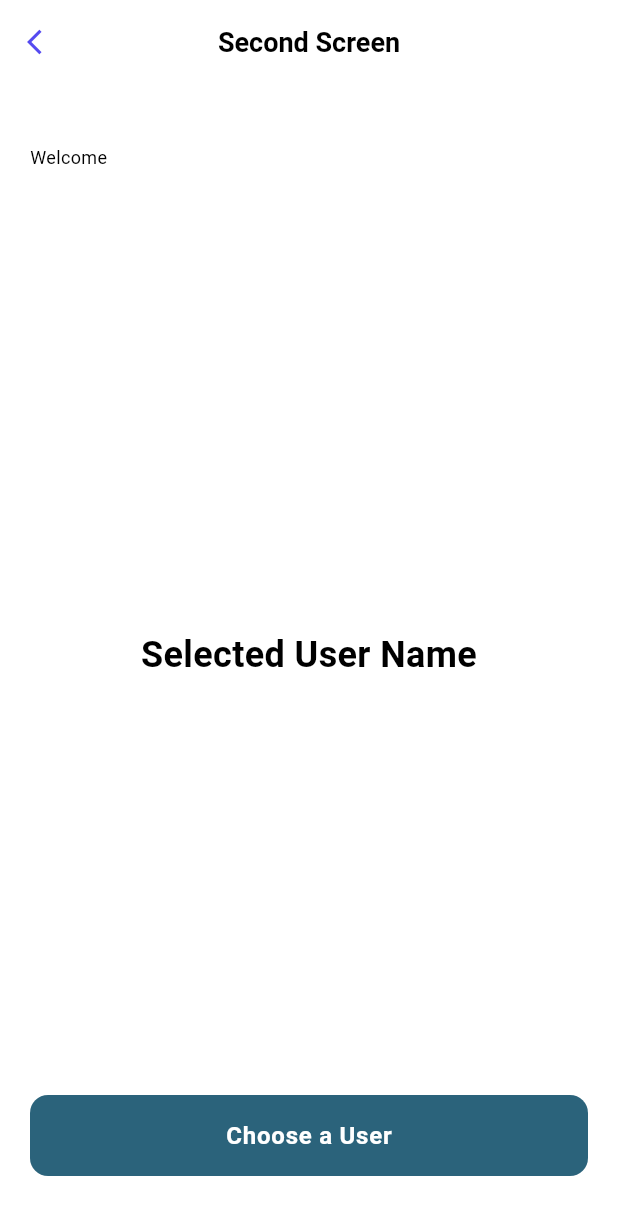
After one commit to syauqiarman/threescr, a Flutter app: the WelcomeView screen opened by its route, on a phone screen of 412 x 824 dp. The commit adds this screen. Shown: the top 1215 px of the screen. Run offline on Flutter 3.47's test engine with Material 3 defaults, Android fonts, the phone set to English and light mode, and no system bars.

Commit message:
[GREEN] implementing welcome page and routing from next button

```diff
--- a/lib/main.dart
+++ b/lib/main.dart
@@ -1,5 +1,6 @@
 import 'package:flutter/material.dart';
 import 'package:threescr/palindrome/views/palindrome_view.dart';
+import 'package:threescr/welcome/views/welcome_view.dart';
 
 void main() {
   runApp(const MyApp());
@@ -16,7 +17,35 @@ class MyApp extends StatelessWidget {
         colorScheme: ColorScheme.fromSeed(seedColor: Colors.indigo),
         useMaterial3: true,
       ),
-      home: const PalindromeView(),
+      initialRoute: '/palindrome',
+      routes: {
+        '/palindrome': (context) => const PalindromeView(),
+        '/welcome': (context) {
+          final args = ModalRoute.of(context)?.settings.arguments as String?;
+          return WelcomeView(userName: args ?? '');
+        },
+        '/users': (context) {
+          final args = ModalRoute.of(context)?.settings.arguments as Function(String)?;
+          return UsersView(onUserSelected: args ?? (String name) {});
+        },
+      },
     );
   }
 }
+
+// Temporary placeholder for UsersView
+class UsersView extends StatelessWidget {
+  final Function(String) onUserSelected;
+
+  const UsersView({super.key, required this.onUserSelected});
+
+  @override
+  Widget build(BuildContext context) {
+    return Scaffold(
+      appBar: AppBar(title: const Text('Users')),
+      body: const Center(
+        child: Text('Users Screen - Will be implemented next'),
+      ),
+    );
+  }
+}
--- a/lib/palindrome/views/palindrome_view.dart
+++ b/lib/palindrome/views/palindrome_view.dart
@@ -47,11 +47,20 @@ class _PalindromeViewState extends State<PalindromeView> {
   }
 
   void _onNextPressed() {
-    ScaffoldMessenger.of(context).showSnackBar(
-      const SnackBar(
-        content: Text("You have pressed the Next button"),
-        duration: Duration(seconds: 2),
-      ),
+    if (_nameController.text.trim().isEmpty) {
+      ScaffoldMessenger.of(context).showSnackBar(
+        const SnackBar(
+          content: Text("Please enter your name first"),
+          duration: Duration(seconds: 2),
+        ),
+      );
+      return;
+    }
+
+    Navigator.pushNamed(
+      context,
+      '/welcome',
+      arguments: _nameController.text.trim(),
     );
   }
 
--- /dev/null
+++ b/lib/welcome/models/welcome_model.dart
@@ -0,0 +1,26 @@
+class WelcomeModel {
+  final String userName;
+  final String selectedUserName;
+
+  const WelcomeModel({
+    required this.userName,
+    required this.selectedUserName,
+  });
+
+  factory WelcomeModel.empty() {
+    return const WelcomeModel(
+      userName: '',
+      selectedUserName: 'Selected User Name',
+    );
+  }
+
+  WelcomeModel copyWith({
+    String? userName,
+    String? selectedUserName,
+  }) {
+    return WelcomeModel(
+      userName: userName ?? this.userName,
+      selectedUserName: selectedUserName ?? this.selectedUserName,
+    );
+  }
+}
--- /dev/null
+++ b/lib/welcome/viewmodels/welcome_viewmodel.dart
@@ -0,0 +1,33 @@
+import 'package:flutter/foundation.dart';
+import '../models/welcome_model.dart';
+
+class WelcomeViewModel extends ChangeNotifier {
+  WelcomeModel _model = WelcomeModel.empty();
+
+  // Getters
+  String get userName => _model.userName;
+  String get selectedUserName => _model.selectedUserName;
+
+  // Update methods
+  void updateUserName(String userName) {
+    _model = _model.copyWith(userName: userName);
+    notifyListeners();
+  }
+
+  void updateSelectedUserName(String selectedUserName) {
+    _model = _model.copyWith(selectedUserName: selectedUserName);
+    notifyListeners();
+  }
+
+  // Initialize with name from first screen
+  void initializeWithName(String name) {
+    _model = _model.copyWith(userName: name);
+    notifyListeners();
+  }
+
+  // Reset selected user
+  void resetSelectedUser() {
+    _model = _model.copyWith(selectedUserName: 'Selected User Name');
+    notifyListeners();
+  }
+}
--- /dev/null
+++ b/lib/welcome/views/welcome_view.dart
@@ -0,0 +1,159 @@
+import 'package:flutter/material.dart';
+import '../viewmodels/welcome_viewmodel.dart';
+
+class WelcomeView extends StatefulWidget {
+  final String userName;
+
+  const WelcomeView({
+    super.key,
+    required this.userName,
+  });
+
+  @override
+  State<WelcomeView> createState() => _WelcomeViewState();
+}
+
+class _WelcomeViewState extends State<WelcomeView> {
+  late WelcomeViewModel _viewModel;
+
+  @override
+  void initState() {
+    super.initState();
+    _viewModel = WelcomeViewModel();
+    _viewModel.initializeWithName(widget.userName);
+    _viewModel.addListener(() => setState(() {}));
+  }
+
+  @override
+  void dispose() {
+    _viewModel.dispose();
+    super.dispose();
+  }
+
+  void _onChooseUserPressed() {
+    Navigator.pushNamed(
+      context,
+      '/users',
+      arguments: (String selectedUserName) {
+        _viewModel.updateSelectedUserName(selectedUserName);
+      },
+    );
+  }
+
+  @override
+  Widget build(BuildContext context) {
+    return Scaffold(
+      backgroundColor: Colors.white,
+      appBar: AppBar(
+        backgroundColor: Colors.white,
+        elevation: 0,
+        leading: IconButton(
+          icon: const Icon(
+            Icons.arrow_back_ios,
+            color: Color(0xFF554AF0),
+            size: 20,
+          ),
+          onPressed: () => Navigator.pop(context),
+        ),
+        title: const Text(
+          'Second Screen',
+          style: TextStyle(
+            fontSize: 18,
+            fontWeight: FontWeight.w600,
+            color: Colors.black,
+          ),
+        ),
+        centerTitle: true,
+      ),
+      body: _buildBody(),
+    );
+  }
+
+  Widget _buildBody() {
+    return Padding(
+      padding: const EdgeInsets.symmetric(horizontal: 20.0),
+      child: Column(
+        crossAxisAlignment: CrossAxisAlignment.start,
+        children: [
+          const SizedBox(height: 40),
+          _buildWelcomeSection(),
+          const Spacer(),
+          _buildSelectedUserSection(),
+          const Spacer(),
+          _buildChooseUserButton(),
+          const SizedBox(height: 40),
+        ],
+      ),
+    );
+  }
+
+  Widget _buildWelcomeSection() {
+    return Column(
+      crossAxisAlignment: CrossAxisAlignment.start,
+      children: [
+        const Text(
+          'Welcome',
+          style: TextStyle(
+            fontSize: 12,
+            color: Colors.black,
+            fontWeight: FontWeight.w400,
+          ),
+        ),
+        const SizedBox(height: 4),
+        Text(
+          _viewModel.userName,
+          style: const TextStyle(
+            fontSize: 18,
+            color: Colors.black,
+            fontWeight: FontWeight.w600,
+          ),
+        ),
+      ],
+    );
+  }
+
+  Widget _buildSelectedUserSection() {
+    return Center(
+      child: Text(
+        _viewModel.selectedUserName,
+        style: const TextStyle(
+          fontSize: 24,
+          color: Colors.black,
+          fontWeight: FontWeight.w600,
+        ),
+        textAlign: TextAlign.center,
+      ),
+    );
+  }
+
+  Widget _buildChooseUserButton() {
+    return Container(
+      width: double.infinity,
+      height: 54,
+      decoration: BoxDecoration(
+        color: const Color(0xFF2B637B),
+        borderRadius: BorderRadius.circular(12),
+      ),
+      child: ElevatedButton(
+        onPressed: _onChooseUserPressed,
+        style: ElevatedButton.styleFrom(
+          backgroundColor: Colors.transparent,
+          foregroundColor: Colors.white,
+          shadowColor: Colors.transparent,
+          elevation: 0,
+          shape: RoundedRectangleBorder(
+            borderRadius: BorderRadius.circular(12),
+          ),
+        ),
+        child: const Text(
+          'Choose a User',
+          style: TextStyle(
+            fontSize: 16,
+            fontWeight: FontWeight.w600,
+            letterSpacing: 0.5,
+          ),
+        ),
+      ),
+    );
+  }
+}
```
